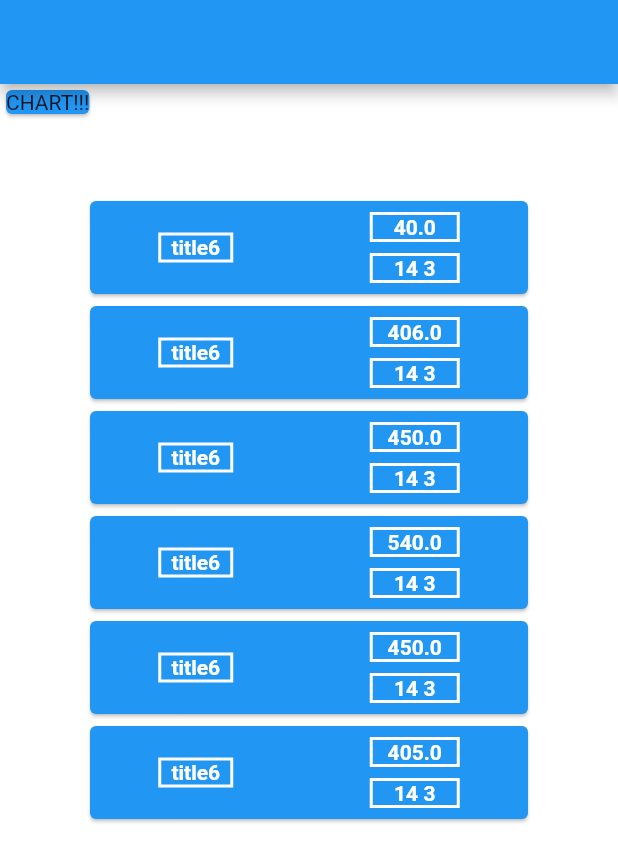
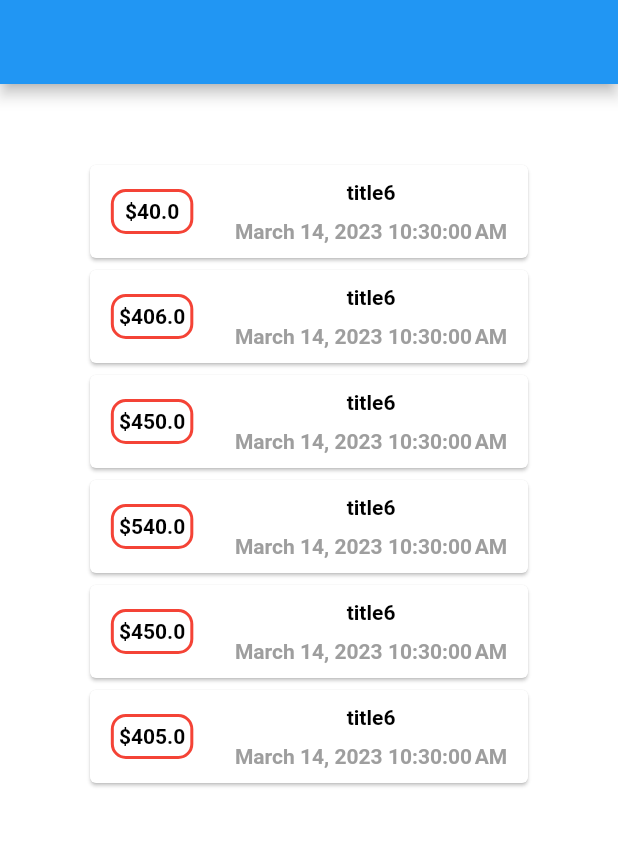
Before and after one commit to YuraYB3/expenses_app, a Flutter app: the screen it shows after launch, on a phone screen of 412 x 824 dp. Shown: the top 862 px of the screen. Run offline on Flutter 3.47's test engine with Material 2 defaults, Android fonts, the phone set to English and light mode, and no system bars.

Commit message:
Added a border radius to amount

```diff
--- a/lib/main.dart
+++ b/lib/main.dart
@@ -1,4 +1,5 @@
 import 'package:flutter/material.dart';
+import 'package:intl/intl.dart';
 
 import 'Models/transaction.dart';
 
@@ -22,6 +23,7 @@ class MyApp extends StatelessWidget {
   }
 }
 
+// ignore: use_key_in_widget_constructors
 class MyHomePage extends StatelessWidget {
   final List<Transaction> transactions = [
     Transaction(id: 'id1', title: 'title6', amount: 40, date: DateTime.now()),
@@ -44,11 +46,11 @@ class MyHomePage extends StatelessWidget {
               mainAxisAlignment: MainAxisAlignment.start,
               crossAxisAlignment: CrossAxisAlignment.start,
               children: [
-                const Card(
-                  color: Colors.blue,
-                  child: Text("CHART!!!"),
-                ),
-                Padding(
+                GestureDetector(
+                    onTap: () {
+                      print('clicked');
+                    },
+                    child: Padding(
                       padding: const EdgeInsets.only(top: 50),
                       child: Align(
                         alignment: Alignment.center,
@@ -58,24 +60,27 @@ class MyHomePage extends StatelessWidget {
                                 height: 70,
                                 width: 300,
                                 child: Card(
-                              color: Colors.blue,
+                                  color: Colors.white,
                                   child: Row(
                                     mainAxisAlignment:
                                         MainAxisAlignment.spaceAround,
                                     children: [
                                       Container(
-                                    width: 50,
-                                    height: 20,
+                                        width: 55,
+                                        height: 30,
                                         // ignore: prefer_const_constructors
                                         decoration: BoxDecoration(
-                                        color: Colors.blue,
+                                            color: Colors.white,
                                             border: Border.all(
-                                            color: Colors.white, width: 2)),
+                                                color: Colors.red, width: 2),
+                                            borderRadius:
+                                                const BorderRadius.all(
+                                                    Radius.circular(10))),
                                         child: Center(
                                             child: Text(
-                                      tx.title,
+                                          "\$${tx.amount}",
                                           style: const TextStyle(
-                                          color: Colors.white,
+                                              color: Colors.black,
                                               fontSize: 14,
                                               fontWeight: FontWeight.bold),
                                         )),
@@ -84,40 +89,22 @@ class MyHomePage extends StatelessWidget {
                                         mainAxisAlignment:
                                             MainAxisAlignment.spaceEvenly,
                                         children: [
-                                      Container(
-                                        width: 60,
-                                        height: 20,
-                                        // ignore: prefer_const_constructors
-                                        decoration: BoxDecoration(
-                                            color: Colors.blue,
-                                            border: Border.all(
-                                                color: Colors.white, width: 2)),
-                                        child: Center(
+                                          Center(
                                             child: Text(
-                                            tx.amount.toString(),
+                                              tx.title,
                                               style: const TextStyle(
-                                                color: Colors.white,
+                                                  color: Colors.black,
                                                   fontSize: 14,
                                                   fontWeight: FontWeight.bold),
                                             ),
                                           ),
-                                      ),
-                                      Container(
-                                        width: 60,
-                                        height: 20,
-                                        // ignore: prefer_const_constructors
-                                        decoration: BoxDecoration(
-                                            color: Colors.blue,
-                                            border: Border.all(
-                                                color: Colors.white, width: 2)),
-                                        child: Center(
+                                          Center(
                                             child: Text(
-                                            "${tx.date.day} ${tx.date.month}",
+                                              DateFormat().format(tx.date),
                                               style: const TextStyle(
-                                                color: Colors.white,
+                                                  color: Colors.grey,
                                                   fontSize: 14,
                                                   fontWeight: FontWeight.bold),
-                                          ),
                                             ),
                                           ),
                                         ],
@@ -128,7 +115,7 @@ class MyHomePage extends StatelessWidget {
                           }).toList(),
                         ),
                       ),
-                )
+                    )),
               ],
             )
           ],
--- a/pubspec.yaml
+++ b/pubspec.yaml
@@ -36,6 +36,7 @@ dependencies:
   # The following adds the Cupertino Icons font to your application.
   # Use with the CupertinoIcons class for iOS style icons.
   cupertino_icons: ^1.0.2
+  intl: ^0.18.0
 
 dev_dependencies:
   flutter_test:
```
Also changed, not shown: pubspec.lock. Lines whose indentation alone changed are shown as unchanged.
